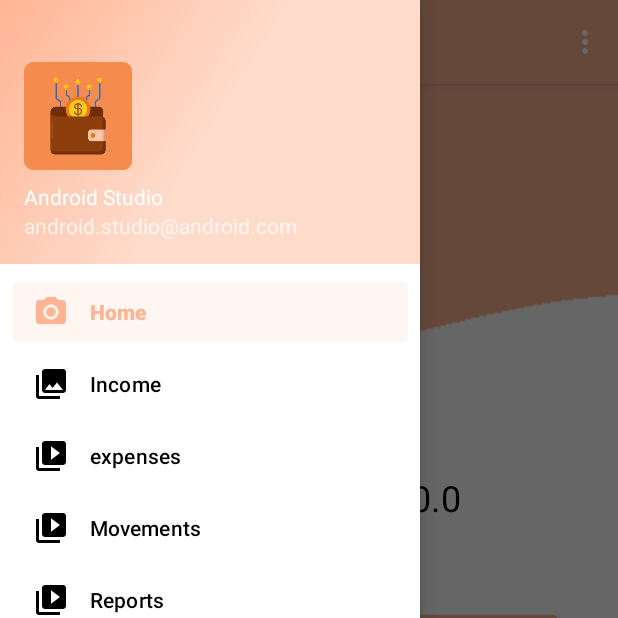
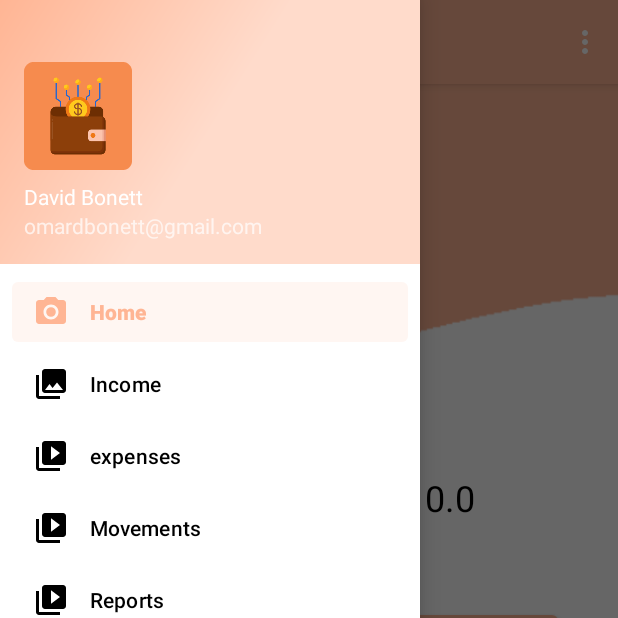
Before and after one commit to davito19/MiMonedero, an Android app: the screen it shows after launch once a user with an empty profile is signed in (HomeActivity), with the side drawer open, on a phone screen of 412 x 824 dp, the top half of it. Run offline under Robolectric (Android 15) with nearby library versions, the light colour scheme and no system bars; our stand-ins replace Firebase (no records; nobody signed in at launch, a user with empty details on screens opened directly), navigation-ui.

Commit message:
flujo mvp termio

```diff
--- a/app/src/main/java/com/davito/mimonerdero/ui/home/HomeFragment.kt
+++ b/app/src/main/java/com/davito/mimonerdero/ui/home/HomeFragment.kt
@@ -33,7 +33,7 @@ class HomeFragment : Fragment() {
 
         viewModel.balanceMsg.observe(viewLifecycleOwner) {
             binding.HomeTitleTextView.text = buildString {
-                append("tu balance es $ ")
+                append("your balance is $ ")
                 append(it)
             }
         }
--- a/app/src/main/java/com/davito/mimonerdero/ui/income/IncomeFragment.kt
+++ b/app/src/main/java/com/davito/mimonerdero/ui/income/IncomeFragment.kt
@@ -39,7 +39,7 @@ class IncomeFragment : Fragment() {
 
         viewModel.incomes.observe(viewLifecycleOwner){
             binding.incomesTitleTextView.text = buildString {
-                append("Imcomes: $ ")
+                append("Incomes: $ ")
                 append(it)
             }
         }
--- a/app/src/main/res/layout/fragment_expenses.xml
+++ b/app/src/main/res/layout/fragment_expenses.xml
@@ -118,7 +118,6 @@
         android:layout_height="wrap_content"
         android:layout_marginTop="224dp"
         android:layout_marginEnd="48dp"
-        android:text="@string/income_subtitle"
         android:textColor="@color/black"
         android:textSize="24sp"
         app:layout_constraintEnd_toEndOf="parent"
--- a/app/src/main/res/layout/fragment_home.xml
+++ b/app/src/main/res/layout/fragment_home.xml
@@ -24,7 +24,7 @@
         android:layout_width="wrap_content"
         android:layout_height="wrap_content"
         android:layout_marginTop="17dp"
-        android:text="@string/home"
+
         android:textAlignment="center"
         android:textColor="@color/black"
         android:textSize="24sp"
--- a/app/src/main/res/layout/fragment_income.xml
+++ b/app/src/main/res/layout/fragment_income.xml
@@ -118,7 +118,6 @@
         android:layout_height="wrap_content"
         android:layout_marginTop="224dp"
         android:layout_marginEnd="48dp"
-        android:text="@string/income_subtitle"
         android:textColor="@color/black"
         android:textSize="24sp"
         app:layout_constraintEnd_toEndOf="parent"
--- a/app/src/main/res/layout/fragment_movements.xml
+++ b/app/src/main/res/layout/fragment_movements.xml
@@ -45,7 +45,6 @@
         android:layout_height="wrap_content"
         android:layout_marginTop="12dp"
         android:layout_marginEnd="76dp"
-        android:text="@string/example"
         app:layout_constraintEnd_toEndOf="parent"
         app:layout_constraintTop_toBottomOf="@+id/outcome_title" />
 
@@ -55,7 +54,6 @@
         android:layout_height="wrap_content"
         android:layout_marginTop="12dp"
         android:layout_marginEnd="136dp"
-        android:text="@string/example"
         app:layout_constraintEnd_toStartOf="@+id/outcome_amount_text_view"
         app:layout_constraintTop_toBottomOf="@+id/income_tile" />
 
--- a/app/src/main/res/values/strings.xml
+++ b/app/src/main/res/values/strings.xml
@@ -18,8 +18,8 @@
     <string name="title_activity_home">HomeActivity</string>
     <string name="navigation_drawer_open">Open navigation drawer</string>
     <string name="navigation_drawer_close">Close navigation drawer</string>
-    <string name="nav_header_title">Android Studio</string>
-    <string name="nav_header_subtitle">android.studio@android.com</string>
+    <string name="nav_header_title">David Bonett</string>
+    <string name="nav_header_subtitle">omardbonett@gmail.com</string>
     <string name="nav_header_desc">Navigation header</string>
     <string name="action_settings">profile</string>
 
```
Also changed, not shown: app/src/main/res/layout/activity_profile.xml (+15 -18 lines).
